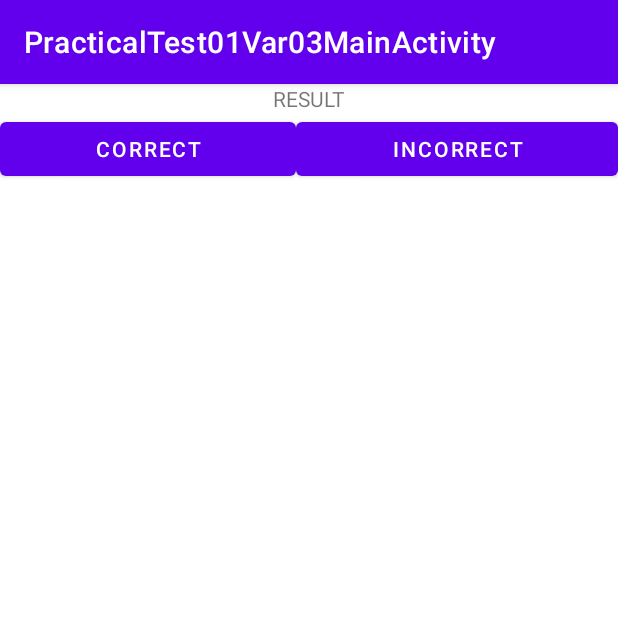
After one commit to AlexandraCune/PracticalTest01Var03, an Android app: the PracticalTest01Var03SecondaryActivity screen opened directly, with no data from a screen before it, on a phone screen of 412 x 824 dp, the top half of it. The commit adds this screen. Run offline under Robolectric (Android 15) with nearby library versions, the phone set to English and light mode, and no system bars; 1 statement that could not run was skipped.

Commit message:
finished C1,2

```diff
--- a/app/src/main/AndroidManifest.xml
+++ b/app/src/main/AndroidManifest.xml
@@ -12,6 +12,9 @@
         android:theme="@style/Theme.PracticalTest01Var03MainActivity"
         tools:targetApi="31">
         <activity
+            android:name=".PracticalTest01Var03SecondaryActivity"
+            android:exported="false" />
+        <activity
             android:name=".PracticalTest01Var03MainActivity"
             android:exported="true">
             <intent-filter>
--- /dev/null
+++ b/app/src/main/java/ro/pub/cs/systems/eim/practicaltest01var03/PracticalTest01Var03SecondaryActivity.java
@@ -0,0 +1,51 @@
+package ro.pub.cs.systems.eim.practicaltest01var03;
+
+import androidx.appcompat.app.AppCompatActivity;
+
+import android.content.Intent;
+import android.os.Bundle;
+import android.view.View;
+import android.widget.Button;
+import android.widget.TextView;
+
+public class PracticalTest01Var03SecondaryActivity extends AppCompatActivity {
+
+    private ButtonClickListener buttonClickListener = new ButtonClickListener();
+    private Button correctButton = null;
+    private Button incorrectButton = null;
+    private TextView textView = null;
+
+    private class ButtonClickListener implements View.OnClickListener {
+        @Override
+        public void onClick(View view) {
+            switch(view.getId()) {
+                case R.id.correct_button:
+                    setResult(RESULT_OK, new Intent());
+                    break;
+                case R.id.incorrect_button:
+                    setResult(RESULT_CANCELED, new Intent());
+                    break;
+            }
+            finish();
+        }
+    }
+
+    @Override
+    protected void onCreate(Bundle savedInstanceState) {
+        super.onCreate(savedInstanceState);
+        setContentView(R.layout.activity_practical_test01_var03_secondary);
+        correctButton = (Button)findViewById(R.id.correct_button);
+        correctButton.setOnClickListener(buttonClickListener);
+        incorrectButton = (Button)findViewById(R.id.incorrect_button);
+        incorrectButton.setOnClickListener(buttonClickListener);
+        textView = (TextView)findViewById(R.id.op_result_text_view);
+
+        Intent intent = getIntent();
+        if (intent != null && intent.getExtras().containsKey("result")) {
+            String op_result = intent.getStringExtra("result");
+            String op = intent.getStringExtra("operation");
+            String x = op + " "+ op_result;
+            textView.setText(x);
+        }
+    }
+}
--- /dev/null
+++ b/app/src/main/java/ro/pub/cs/systems/eim/practicaltest01var03/PracticalTest01Var03Service.java
@@ -0,0 +1,4 @@
+package ro.pub.cs.systems.eim.practicaltest01var03;
+
+public class PracticalTest01Var03Service {
+}
--- /dev/null
+++ b/app/src/main/res/layout/activity_practical_test01_var03_secondary.xml
@@ -0,0 +1,38 @@
+<?xml version="1.0" encoding="utf-8"?>
+<LinearLayout xmlns:android="http://schemas.android.com/apk/res/android"
+    xmlns:app="http://schemas.android.com/apk/res-auto"
+    xmlns:tools="http://schemas.android.com/tools"
+    android:layout_width="match_parent"
+    android:layout_height="match_parent"
+    android:orientation="vertical"
+    tools:context=".PracticalTest01Var03SecondaryActivity">
+    <TextView
+        android:layout_width="match_parent"
+        android:layout_height="wrap_content"
+        android:text="@string/op_result_text"
+        android:id="@+id/op_result_text_view"
+        android:gravity="center"/>
+    <LinearLayout
+        android:layout_width="match_parent"
+        android:layout_height="wrap_content"
+        android:gravity="center"
+        android:orientation="horizontal">
+        <Button
+            android:layout_width="wrap_content"
+            android:layout_height="match_parent"
+            android:text="@string/correct_button"
+            android:id="@+id/correct_button"
+            android:layout_weight="1"
+            android:layout_gravity="center"
+             />
+        <Button
+            android:layout_width="wrap_content"
+            android:layout_height="wrap_content"
+            android:text="@string/incorrect_button"
+            android:layout_gravity="center"
+            android:layout_weight="1"
+            android:id="@+id/incorrect_button"
+            />
+    </LinearLayout>
+
+</LinearLayout>
--- a/app/src/main/res/values/strings.xml
+++ b/app/src/main/res/values/strings.xml
@@ -6,4 +6,7 @@
     <string name="second_term">Second Term</string>
     <string name="result">Result</string>
     <string name="navigate">Navigate to secondary activity</string>
+    <string name="op_result_text">RESULT</string>
+    <string name="correct_button">Correct</string>
+    <string name="incorrect_button">INCORRECT</string>
 </resources>
```
Also changed, not shown: app/src/main/java/ro/pub/cs/systems/eim/practicaltest01var03/PracticalTest01Var03MainActivity.java (+24 -1 lines).
